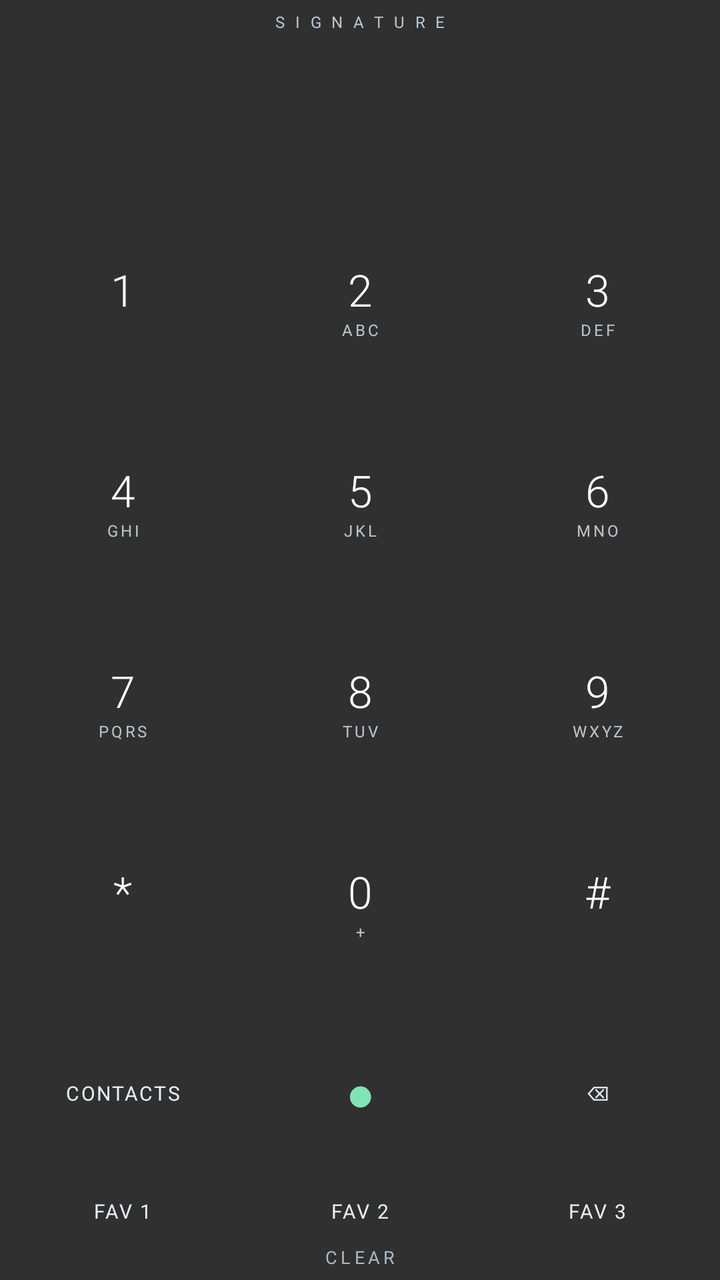
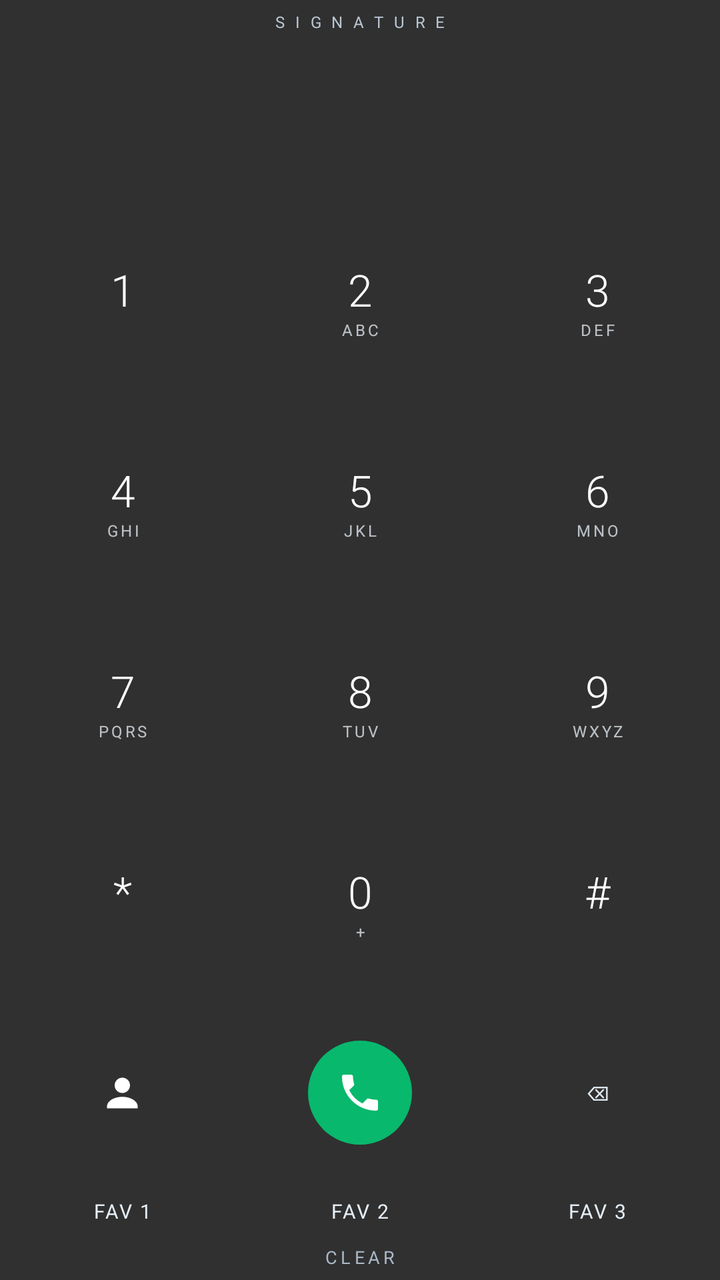

Before-and-after screenshots of an Android layout around one commit, followed by the original layout XML and the change that was made.
<!-- AndroidManifest.xml: application theme android:Theme.Material.NoActionBar -->
<!-- res/layout/widget.xml -->
<LinearLayout xmlns:android="http://schemas.android.com/apk/res/android" android:layout_width="match_parent" android:layout_height="match_parent" android:orientation="vertical" android:gravity="center" android:background="@android:color/transparent" android:padding="2dp">
<TextView android:layout_width="match_parent" android:layout_height="18dp" android:text="S I G N A T U R E" android:textSize="8sp" android:letterSpacing="0.2" android:textColor="#B8C5D1" android:gravity="center"/>
<TextView android:id="@+id/display" android:layout_width="match_parent" android:layout_height="0dp" android:layout_weight="0.8" android:gravity="center" android:textColor="#FFFFFF" android:textSize="22sp" android:singleLine="true" android:ellipsize="start" android:fontFamily="sans-serif-light"/>
<LinearLayout android:layout_width="match_parent" android:layout_height="0dp" android:layout_weight="1" android:orientation="horizontal"><LinearLayout android:id="@+id/k1" android:layout_width="0dp" android:layout_height="match_parent" android:layout_weight="1" android:orientation="vertical" android:gravity="center" android:background="@android:color/transparent"><TextView style="@style/Number" android:text="1"/><TextView style="@style/Letters" android:text=" "/></LinearLayout><LinearLayout android:id="@+id/k2" android:layout_width="0dp" android:layout_height="match_parent" android:layout_weight="1" android:orientation="vertical" android:gravity="center" android:background="@android:color/transparent"><TextView style="@style/Number" android:text="2"/><TextView style="@style/Letters" android:text="ABC"/></LinearLayout><LinearLayout android:id="@+id/k3" android:layout_width="0dp" android:layout_height="match_parent" android:layout_weight="1" android:orientation="vertical" android:gravity="center" android:background="@android:color/transparent"><TextView style="@style/Number" android:text="3"/><TextView style="@style/Letters" android:text="DEF"/></LinearLayout></LinearLayout><LinearLayout android:layout_width="match_parent" android:layout_height="0dp" android:layout_weight="1" android:orientation="horizontal"><LinearLayout android:id="@+id/k4" android:layout_width="0dp" android:layout_height="match_parent" android:layout_weight="1" android:orientation="vertical" android:gravity="center" android:background="@android:color/transparent"><TextView style="@style/Number" android:text="4"/><TextView style="@style/Letters" android:text="GHI"/></LinearLayout><LinearLayout android:id="@+id/k5" android:layout_width="0dp" android:layout_height="match_parent" android:layout_weight="1" android:orientation="vertical" android:gravity="center" android:background="@android:color/transparent"><TextView style="@style/Number" android:text="5"/><TextView style="@style/Letters" android:text="JKL"/></LinearLayout><LinearLayout android:id="@+id/k6" android:layout_width="0dp" android:layout_height="match_parent" android:layout_weight="1" android:orientation="vertical" android:gravity="center" android:background="@android:color/transparent"><TextView style="@style/Number" android:text="6"/><TextView style="@style/Letters" android:text="MNO"/></LinearLayout></LinearLayout><LinearLayout android:layout_width="match_parent" android:layout_height="0dp" android:layout_weight="1" android:orientation="horizontal"><LinearLayout android:id="@+id/k7" android:layout_width="0dp" android:layout_height="match_parent" android:layout_weight="1" android:orientation="vertical" android:gravity="center" android:background="@android:color/transparent"><TextView style="@style/Number" android:text="7"/><TextView style="@style/Letters" android:text="PQRS"/></LinearLayout><LinearLayout android:id="@+id/k8" android:layout_width="0dp" android:layout_height="match_parent" android:layout_weight="1" android:orientation="vertical" android:gravity="center" android:background="@android:color/transparent"><TextView style="@style/Number" android:text="8"/><TextView style="@style/Letters" android:text="TUV"/></LinearLayout><LinearLayout android:id="@+id/k9" android:layout_width="0dp" android:layout_height="match_parent" android:layout_weight="1" android:orientation="vertical" android:gravity="center" android:background="@android:color/transparent"><TextView style="@style/Number" android:text="9"/><TextView style="@style/Letters" android:text="WXYZ"/></LinearLayout></LinearLayout><LinearLayout android:layout_width="match_parent" android:layout_height="0dp" android:layout_weight="1" android:orientation="horizontal"><LinearLayout android:id="@+id/star" android:layout_width="0dp" android:layout_height="match_parent" android:layout_weight="1" android:orientation="vertical" android:gravity="center" android:background="@android:color/transparent"><TextView style="@style/Number" android:text="*"/><TextView style="@style/Letters" android:text=" "/></LinearLayout><LinearLayout android:id="@+id/k0" android:layout_width="0dp" android:layout_height="match_parent" android:layout_weight="1" android:orientation="vertical" android:gravity="center" android:background="@android:color/transparent"><TextView style="@style/Number" android:text="0"/><TextView style="@style/Letters" android:text="+"/></LinearLayout><LinearLayout android:id="@+id/hash" android:layout_width="0dp" android:layout_height="match_parent" android:layout_weight="1" android:orientation="vertical" android:gravity="center" android:background="@android:color/transparent"><TextView style="@style/Number" android:text="#"/><TextView style="@style/Letters" android:text=" "/></LinearLayout></LinearLayout><LinearLayout android:layout_width="match_parent" android:layout_height="0dp" android:layout_weight="0.9" android:orientation="horizontal" android:gravity="center_vertical"><TextView android:id="@+id/contacts" style="@style/SmallKey" android:text="CONTACTS"/><TextView android:id="@+id/call" style="@style/CallKey" android:text="●"/><TextView android:id="@+id/delete" style="@style/SmallKey" android:text="⌫"/></LinearLayout><LinearLayout android:layout_width="match_parent" android:layout_height="28dp" android:orientation="horizontal"><TextView android:id="@+id/fav1" style="@style/SmallKey" android:text="FAV 1"/><TextView android:id="@+id/fav2" style="@style/SmallKey" android:text="FAV 2"/><TextView android:id="@+id/fav3" style="@style/SmallKey" android:text="FAV 3"/></LinearLayout><TextView android:id="@+id/clear" android:layout_width="match_parent" android:layout_height="18dp" android:text="CLEAR" android:gravity="center" android:textSize="9sp" android:letterSpacing="0.2" android:textColor="#AAB8C6"/></LinearLayout>
<!-- resources referenced by this layout -->
<resources>
  <style name="CallKey" parent="SmallKey"><item name="android:textSize">24sp</item><item name="android:textColor">#FF7EE5B3</item></style>
  <style name="Letters"><item name="android:layout_width">match_parent</item><item name="android:layout_height">wrap_content</item><item name="android:gravity">center</item><item name="android:textSize">8sp</item><item name="android:letterSpacing">0.16</item><item name="android:textColor">#CCDFE5EB</item></style>
  <style name="Number"><item name="android:layout_width">match_parent</item><item name="android:layout_height">wrap_content</item><item name="android:gravity">center</item><item name="android:textSize">22sp</item><item name="android:fontFamily">sans-serif-light</item><item name="android:textColor">#FFFFFFFF</item></style>
  <style name="SmallKey"><item name="android:layout_width">0dp</item><item name="android:layout_height">match_parent</item><item name="android:layout_weight">1</item><item name="android:gravity">center</item><item name="android:textSize">10sp</item><item name="android:letterSpacing">0.08</item><item name="android:textColor">#FFE5EDF5</item><item name="android:background">@android:color/transparent</item></style>
</resources>

<!-- the commit's change to res/layout/widget.xml (unified diff, before → after) -->
@@ -1,4 +1,4 @@
 <LinearLayout xmlns:android="http://schemas.android.com/apk/res/android" android:layout_width="match_parent" android:layout_height="match_parent" android:orientation="vertical" android:gravity="center" android:background="@android:color/transparent" android:padding="2dp">
-<TextView android:layout_width="match_parent" android:layout_height="18dp" android:text="S I G N A T U R E" android:textSize="8sp" android:letterSpacing="0.2" android:textColor="#B8C5D1" android:gravity="center"/>
+<TextView android:id="@+id/match" android:layout_width="match_parent" android:layout_height="18dp" android:text="S I G N A T U R E" android:textSize="8sp" android:letterSpacing="0.2" android:textColor="#B8C5D1" android:gravity="center"/>
 <TextView android:id="@+id/display" android:layout_width="match_parent" android:layout_height="0dp" android:layout_weight="0.8" android:gravity="center" android:textColor="#FFFFFF" android:textSize="22sp" android:singleLine="true" android:ellipsize="start" android:fontFamily="sans-serif-light"/>
-<LinearLayout android:layout_width="match_parent" android:layout_height="0dp" android:layout_weight="1" android:orientation="horizontal"><LinearLayout android:id="@+id/k1" android:layout_width="0dp" android:layout_height="match_parent" android:layout_weight="1" android:orientation="vertical" android:gravity="center" android:background="@android:color/transparent"><TextView style="@style/Number" android:text="1"/><TextView style="@style/Letters" android:text=" "/></LinearLayout><LinearLayout android:id="@+id/k2" android:layout_width="0dp" android:layout_height="match_parent" android:layout_weight="1" android:orientation="vertical" android:gravity="center" android:background="@android:color/transparent"><TextView style="@style/Number" android:text="2"/><TextView style="@style/Letters" android:text="ABC"/></LinearLayout><LinearLayout android:id="@+id/k3" android:layout_width="0dp" android:layout_height="match_parent" android:layout_weight="1" android:orientation="vertical" android:gravity="center" android:background="@android:color/transparent"><TextView style="@style/Number" android:text="3"/><TextView style="@style/Letters" android:text="DEF"/></LinearLayout></LinearLayout><LinearLayout android:layout_width="match_parent" android:layout_height="0dp" android:layout_weight="1" android:orientation="horizontal"><LinearLayout android:id="@+id/k4" android:layout_width="0dp" android:layout_height="match_parent" android:layout_weight="1" android:orientation="vertical" android:gravity="center" android:background="@android:color/transparent"><TextView style="@style/Number" android:text="4"/><TextView style="@style/Letters" android:text="GHI"/></LinearLayout><LinearLayout android:id="@+id/k5" android:layout_width="0dp" android:layout_height="match_parent" android:layout_weight="1" android:orientation="vertical" android:gravity="center" android:background="@android:color/transparent"><TextView style="@style/Number" android:text="5"/><TextView style="@style/Letters" android:text="JKL"/></LinearLayout><LinearLayout android:id="@+id/k6" android:layout_width="0dp" android:layout_height="match_parent" android:layout_weight="1" android:orientation="vertical" android:gravity="center" android:background="@android:color/transparent"><TextView style="@style/Number" android:text="6"/><TextView style="@style/Letters" android:text="MNO"/></LinearLayout></LinearLayout><LinearLayout android:layout_width="match_parent" android:layout_height="0dp" android:layout_weight="1" android:orientation="horizontal"><LinearLayout android:id="@+id/k7" android:layout_width="0dp" android:layout_height="match_parent" android:layout_weight="1" android:orientation="vertical" android:gravity="center" android:background="@android:color/transparent"><TextView style="@style/Number" android:text="7"/><TextView style="@style/Letters" android:text="PQRS"/></LinearLayout><LinearLayout android:id="@+id/k8" android:layout_width="0dp" android:layout_height="match_parent" android:layout_weight="1" android:orientation="vertical" android:gravity="center" android:background="@android:color/transparent"><TextView style="@style/Number" android:text="8"/><TextView style="@style/Letters" android:text="TUV"/></LinearLayout><LinearLayout android:id="@+id/k9" android:layout_width="0dp" android:layout_height="match_parent" android:layout_weight="1" android:orientation="vertical" android:gravity="center" android:background="@android:color/transparent"><TextView style="@style/Number" android:text="9"/><TextView style="@style/Letters" android:text="WXYZ"/></LinearLayout></LinearLayout><LinearLayout android:layout_width="match_parent" android:layout_height="0dp" android:layout_weight="1" android:orientation="horizontal"><LinearLayout android:id="@+id/star" android:layout_width="0dp" android:layout_height="match_parent" android:layout_weight="1" android:orientation="vertical" android:gravity="center" android:background="@android:color/transparent"><TextView style="@style/Number" android:text="*"/><TextView style="@style/Letters" android:text=" "/></LinearLayout><LinearLayout android:id="@+id/k0" android:layout_width="0dp" android:layout_height="match_parent" android:layout_weight="1" android:orientation="vertical" android:gravity="center" android:background="@android:color/transparent"><TextView style="@style/Number" android:text="0"/><TextView style="@style/Letters" android:text="+"/></LinearLayout><LinearLayout android:id="@+id/hash" android:layout_width="0dp" android:layout_height="match_parent" android:layout_weight="1" android:orientation="vertical" android:gravity="center" android:background="@android:color/transparent"><TextView style="@style/Number" android:text="#"/><TextView style="@style/Letters" android:text=" "/></LinearLayout></LinearLayout><LinearLayout android:layout_width="match_parent" android:layout_height="0dp" android:layout_weight="0.9" android:orientation="horizontal" android:gravity="center_vertical"><TextView android:id="@+id/contacts" style="@style/SmallKey" android:text="CONTACTS"/><TextView android:id="@+id/call" style="@style/CallKey" android:text="●"/><TextView android:id="@+id/delete" style="@style/SmallKey" android:text="⌫"/></LinearLayout><LinearLayout android:layout_width="match_parent" android:layout_height="28dp" android:orientation="horizontal"><TextView android:id="@+id/fav1" style="@style/SmallKey" android:text="FAV 1"/><TextView android:id="@+id/fav2" style="@style/SmallKey" android:text="FAV 2"/><TextView android:id="@+id/fav3" style="@style/SmallKey" android:text="FAV 3"/></LinearLayout><TextView android:id="@+id/clear" android:layout_width="match_parent" android:layout_height="18dp" android:text="CLEAR" android:gravity="center" android:textSize="9sp" android:letterSpacing="0.2" android:textColor="#AAB8C6"/></LinearLayout>
+<LinearLayout android:layout_width="match_parent" android:layout_height="0dp" android:layout_weight="1" android:orientation="horizontal"><LinearLayout android:id="@+id/k1" android:layout_width="0dp" android:layout_height="match_parent" android:layout_weight="1" android:orientation="vertical" android:gravity="center" android:background="@android:color/transparent"><TextView style="@style/Number" android:text="1"/><TextView style="@style/Letters" android:text=" "/></LinearLayout><LinearLayout android:id="@+id/k2" android:layout_width="0dp" android:layout_height="match_parent" android:layout_weight="1" android:orientation="vertical" android:gravity="center" android:background="@android:color/transparent"><TextView style="@style/Number" android:text="2"/><TextView style="@style/Letters" android:text="ABC"/></LinearLayout><LinearLayout android:id="@+id/k3" android:layout_width="0dp" android:layout_height="match_parent" android:layout_weight="1" android:orientation="vertical" android:gravity="center" android:background="@android:color/transparent"><TextView style="@style/Number" android:text="3"/><TextView style="@style/Letters" android:text="DEF"/></LinearLayout></LinearLayout><LinearLayout android:layout_width="match_parent" android:layout_height="0dp" android:layout_weight="1" android:orientation="horizontal"><LinearLayout android:id="@+id/k4" android:layout_width="0dp" android:layout_height="match_parent" android:layout_weight="1" android:orientation="vertical" android:gravity="center" android:background="@android:color/transparent"><TextView style="@style/Number" android:text="4"/><TextView style="@style/Letters" android:text="GHI"/></LinearLayout><LinearLayout android:id="@+id/k5" android:layout_width="0dp" android:layout_height="match_parent" android:layout_weight="1" android:orientation="vertical" android:gravity="center" android:background="@android:color/transparent"><TextView style="@style/Number" android:text="5"/><TextView style="@style/Letters" android:text="JKL"/></LinearLayout><LinearLayout android:id="@+id/k6" android:layout_width="0dp" android:layout_height="match_parent" android:layout_weight="1" android:orientation="vertical" android:gravity="center" android:background="@android:color/transparent"><TextView style="@style/Number" android:text="6"/><TextView style="@style/Letters" android:text="MNO"/></LinearLayout></LinearLayout><LinearLayout android:layout_width="match_parent" android:layout_height="0dp" android:layout_weight="1" android:orientation="horizontal"><LinearLayout android:id="@+id/k7" android:layout_width="0dp" android:layout_height="match_parent" android:layout_weight="1" android:orientation="vertical" android:gravity="center" android:background="@android:color/transparent"><TextView style="@style/Number" android:text="7"/><TextView style="@style/Letters" android:text="PQRS"/></LinearLayout><LinearLayout android:id="@+id/k8" android:layout_width="0dp" android:layout_height="match_parent" android:layout_weight="1" android:orientation="vertical" android:gravity="center" android:background="@android:color/transparent"><TextView style="@style/Number" android:text="8"/><TextView style="@style/Letters" android:text="TUV"/></LinearLayout><LinearLayout android:id="@+id/k9" android:layout_width="0dp" android:layout_height="match_parent" android:layout_weight="1" android:orientation="vertical" android:gravity="center" android:background="@android:color/transparent"><TextView style="@style/Number" android:text="9"/><TextView style="@style/Letters" android:text="WXYZ"/></LinearLayout></LinearLayout><LinearLayout android:layout_width="match_parent" android:layout_height="0dp" android:layout_weight="1" android:orientation="horizontal"><LinearLayout android:id="@+id/star" android:layout_width="0dp" android:layout_height="match_parent" android:layout_weight="1" android:orientation="vertical" android:gravity="center" android:background="@android:color/transparent"><TextView style="@style/Number" android:text="*"/><TextView style="@style/Letters" android:text=" "/></LinearLayout><LinearLayout android:id="@+id/k0" android:layout_width="0dp" android:layout_height="match_parent" android:layout_weight="1" android:orientation="vertical" android:gravity="center" android:background="@android:color/transparent"><TextView style="@style/Number" android:text="0"/><TextView style="@style/Letters" android:text="+"/></LinearLayout><LinearLayout android:id="@+id/hash" android:layout_width="0dp" android:layout_height="match_parent" android:layout_weight="1" android:orientation="vertical" android:gravity="center" android:background="@android:color/transparent"><TextView style="@style/Number" android:text="#"/><TextView style="@style/Letters" android:text=" "/></LinearLayout></LinearLayout><LinearLayout android:layout_width="match_parent" android:layout_height="0dp" android:layout_weight="0.9" android:orientation="horizontal" android:gravity="center_vertical"><FrameLayout android:id="@+id/contacts" android:layout_width="0dp" android:layout_height="match_parent" android:layout_weight="1"><ImageView android:layout_width="23dp" android:layout_height="23dp" android:layout_gravity="center" android:src="@drawable/ic_signature_contacts" android:contentDescription="Contacts"/></FrameLayout><FrameLayout android:id="@+id/call" android:layout_width="0dp" android:layout_height="match_parent" android:layout_weight="1"><ImageView android:layout_width="52dp" android:layout_height="52dp" android:layout_gravity="center" android:padding="14dp" android:background="@drawable/bg_signature_call" android:src="@drawable/ic_signature_phone" android:contentDescription="Call"/></FrameLayout><TextView android:id="@+id/delete" style="@style/SmallKey" android:text="⌫"/></LinearLayout><LinearLayout android:layout_width="match_parent" android:layout_height="28dp" android:orientation="horizontal"><TextView android:id="@+id/fav1" style="@style/SmallKey" android:text="FAV 1"/><TextView android:id="@+id/fav2" style="@style/SmallKey" android:text="FAV 2"/><TextView android:id="@+id/fav3" style="@style/SmallKey" android:text="FAV 3"/></LinearLayout><TextView android:id="@+id/clear" android:layout_width="match_parent" android:layout_height="18dp" android:text="CLEAR" android:gravity="center" android:textSize="9sp" android:letterSpacing="0.2" android:textColor="#AAB8C6"/></LinearLayout>
<!-- resource entries referenced after the edit -->
@@ -1,6 +1,11 @@
 <!-- resources referenced by this layout -->
 <resources>
-  <style name="CallKey" parent="SmallKey"><item name="android:textSize">24sp</item><item name="android:textColor">#FF7EE5B3</item></style>
+  <!-- drawable bg_signature_call (drawable) -->
+  <shape xmlns:android="http://schemas.android.com/apk/res/android" android:shape="oval"><solid android:color="#FF08B86C"/></shape>
+  <!-- drawable ic_signature_contacts (drawable) -->
+  <vector xmlns:android="http://schemas.android.com/apk/res/android" android:width="24dp" android:height="24dp" android:viewportWidth="24" android:viewportHeight="24"><path android:fillColor="#FFFFFFFF" android:pathData="M12,12a4,4 0,1 0,0 -8a4,4 0,0 0,0 8zM12,14c-4.42,0 -8,2.24 -8,5v1h16v-1c0,-2.76 -3.58,-5 -8,-5z"/></vector>
+  <!-- drawable ic_signature_phone (drawable) -->
+  <vector xmlns:android="http://schemas.android.com/apk/res/android" android:width="26dp" android:height="26dp" android:viewportWidth="24" android:viewportHeight="24"><path android:fillColor="#FFFFFFFF" android:pathData="M6.62,10.79a15.05,15.05 0,0 0,6.59 6.59l2.2,-2.2a1,1 0,0 1,1.02 -0.24c1.12,0.37 2.32,0.56 3.57,0.56a1,1 0,0 1,1 1V20a1,1 0,0 1,-1 1C10.61,21 3,13.39 3,4a1,1 0,0 1,1 -1h3.5a1,1 0,0 1,1 1c0,1.25 0.2,2.45 0.56,3.57a1,1 0,0 1,-0.25 1.02z"/></vector>
   <style name="Letters"><item name="android:layout_width">match_parent</item><item name="android:layout_height">wrap_content</item><item name="android:gravity">center</item><item name="android:textSize">8sp</item><item name="android:letterSpacing">0.16</item><item name="android:textColor">#CCDFE5EB</item></style>
   <style name="Number"><item name="android:layout_width">match_parent</item><item name="android:layout_height">wrap_content</item><item name="android:gravity">center</item><item name="android:textSize">22sp</item><item name="android:fontFamily">sans-serif-light</item><item name="android:textColor">#FFFFFFFF</item></style>
   <style name="SmallKey"><item name="android:layout_width">0dp</item><item name="android:layout_height">match_parent</item><item name="android:layout_weight">1</item><item name="android:gravity">center</item><item name="android:textSize">10sp</item><item name="android:letterSpacing">0.08</item><item name="android:textColor">#FFE5EDF5</item><item name="android:background">@android:color/transparent</item></style>
